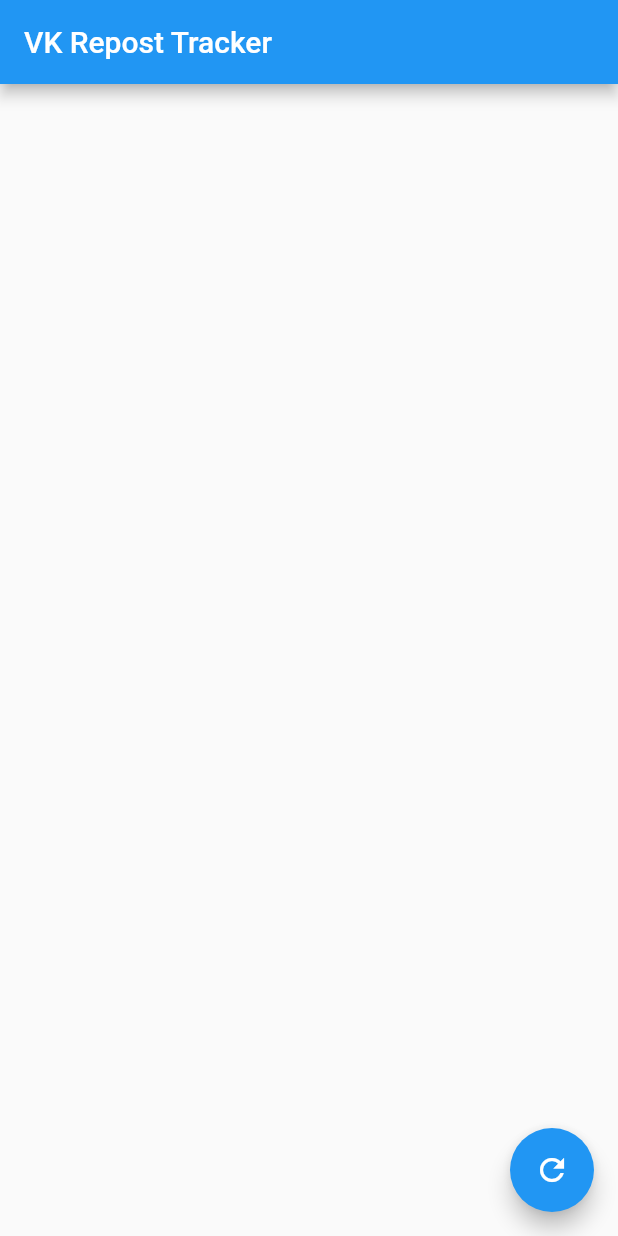
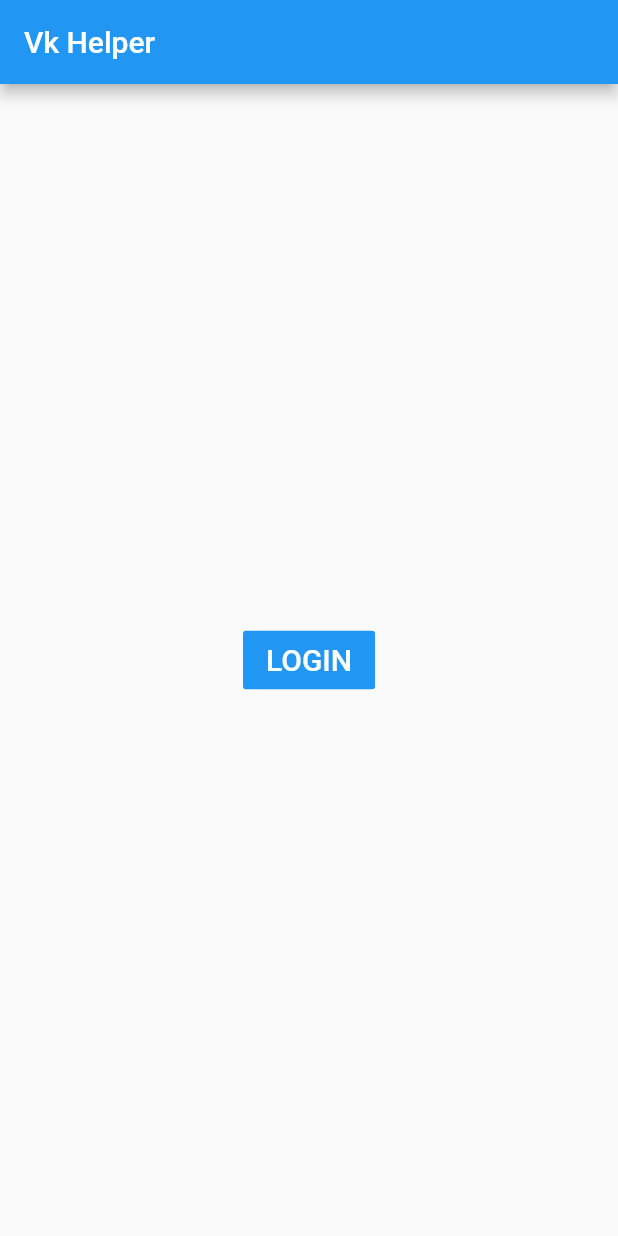
Before and after one commit to gettmure/vkapi_flutter_app, a Flutter app: the screen it shows after launch, on a phone screen of 412 x 824 dp. Run offline on Flutter 3.47's test engine with Material 2 defaults, Android fonts, the phone set to English and light mode, and no system bars; missing offline and left inert: flutter_vk_sdk, vkio.

Commit message:
rewrite reposts tracker by using vkio and created a route to it via button

```diff
--- a/vkapi_flutter_app/lib/main.dart
+++ b/vkapi_flutter_app/lib/main.dart
@@ -1,18 +1,72 @@
+import 'package:flutter_vk_sdk/models/vk_access_token.dart';
 import 'package:vkapi_flutter_app/RepostTrackerLayout.dart';
 import 'package:flutter/material.dart';
+import 'package:flutter_vk_sdk/flutter_vk_sdk.dart';
 
-void main() => runApp(RepostTracker());
+void main() => runApp(VkApiApp());
 
-class RepostTracker extends StatelessWidget {
+class VkApiApp extends StatelessWidget {
 
   @override
   Widget build(BuildContext context) {
     return MaterialApp(
-      title: 'VK Repost Tracker',
+      title: 'VK Api Helper',
       theme: ThemeData(
         primarySwatch: Colors.blue,
       ),
-      home: RepostTrackerLayout(),
+      home: BodyWidget(),
     );
   }
 }
+
+class BodyWidget extends StatefulWidget {
+  @override
+  State<StatefulWidget> createState() => BodyWidgetState();
+}
+
+class BodyWidgetState extends State<BodyWidget>  {
+  Widget build(BuildContext context) {
+    return Scaffold(
+      appBar: AppBar(
+        title: Text('Vk Helper'),
+      ),
+      body: Center(
+          child: FlatButton(
+            color: Colors.blue,
+            textColor: Colors.white,
+            padding: EdgeInsets.all(8.0),
+            splashColor: Colors.blueAccent,
+            onPressed: () => Navigator.push(context, MaterialPageRoute(builder: (context) => RepostTrackerLayout())),
+            child: Text(
+              "LOGIN",
+              style: TextStyle(fontSize: 20.0),
+            ),
+          )
+      ),
+    );
+  }
+}
+
+//class Login extends StatelessWidget {
+//  @override
+//  Widget build(BuildContext context) {
+//    return Scaffold(
+//      appBar: AppBar(
+//        title: Text('Vk Helper'),
+//      ),
+//      body: Center(
+//          child: FlatButton(
+//            color: Colors.blue,
+//            textColor: Colors.white,
+//            padding: EdgeInsets.all(8.0),
+//            splashColor: Colors.blueAccent,
+//            onPressed: () => {},
+//            child: Text(
+//              "LOGIN",
+//              style: TextStyle(fontSize: 20.0),
+//            ),
+//          )
+//      ),
+//    );
+//  }
+//}
--- a/vkapi_flutter_app/pubspec.yaml
+++ b/vkapi_flutter_app/pubspec.yaml
@@ -25,6 +25,7 @@ dependencies:
   cupertino_icons: ^0.1.2
   http: ^0.12.0+2
   vkio: ^1.0.0
+  flutter_vk_sdk: ^0.0.6+4
 
 dev_dependencies:
   flutter_test:
```
Also changed, not shown: vkapi_flutter_app/lib/RepostTrackerLayout.dart (+14 -14 lines), 2 other files.
